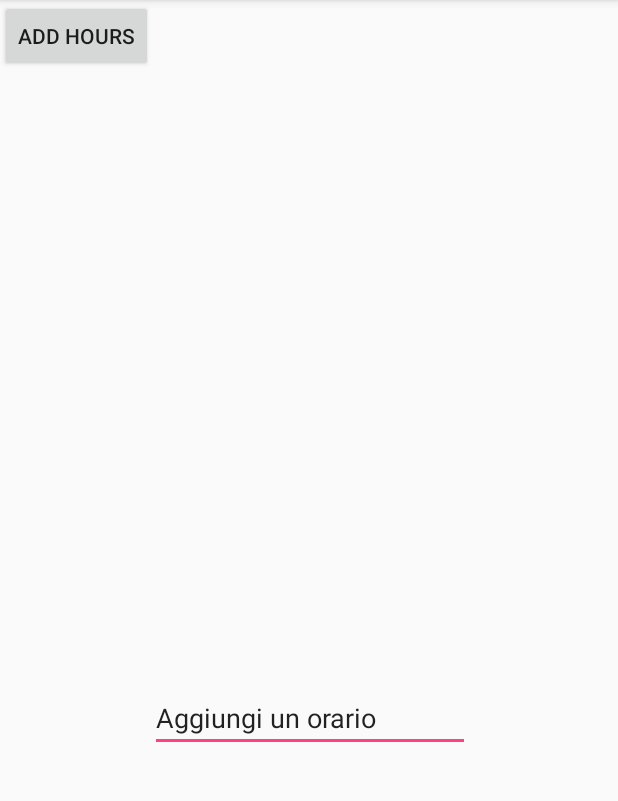
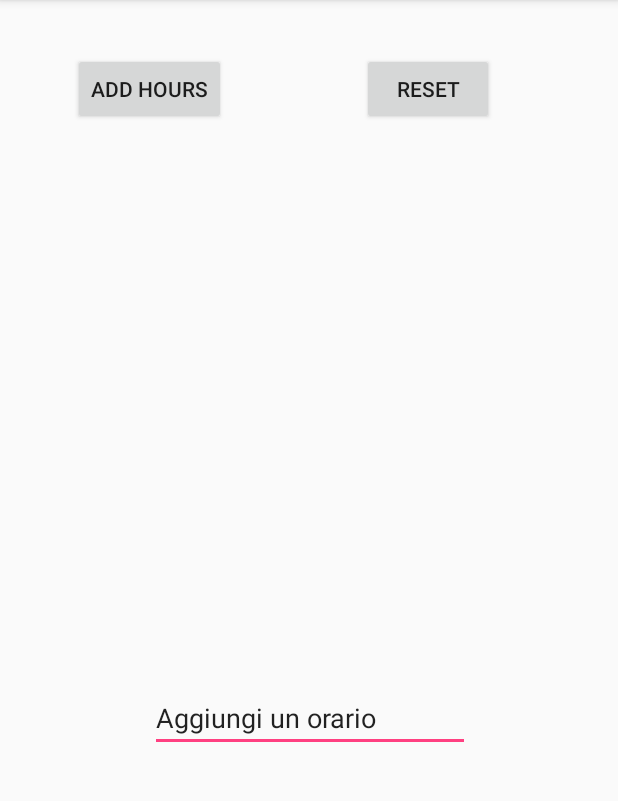
Before and after one commit to AlexPagnotta/hourCalculator, an Android app: the screen it shows after launch (MainActivity), on a phone screen of 412 x 824 dp, the part 84-885 px from its top. Run offline under Robolectric (Android 15) with nearby library versions, the phone set to English and light mode, and no system bars.

Commit message:
Add reset button and fix back bug

```diff
--- a/app/src/main/java/com/example/alex/hourcalculator/MainActivity.java
+++ b/app/src/main/java/com/example/alex/hourcalculator/MainActivity.java
@@ -8,13 +8,8 @@ import android.view.View;
 import android.widget.Button;
 import android.widget.EditText;
 import java.util.ArrayList;
-import java.util.Calendar;
-import java.util.Date;
 import java.util.List;
-import java.util.TimeZone;
-import java.sql.Time;
 
-import javax.xml.datatype.Duration;
 
 public class MainActivity extends AppCompatActivity {
 
@@ -33,6 +28,14 @@ public class MainActivity extends AppCompatActivity {
             public void onClick(View v) {
                 Intent myIntent = new Intent(MainActivity.this, AddHoursActivity.class);
                 MainActivity.this.startActivityForResult(myIntent, 0);
+            }
+        });
+
+        Button resetButton = (Button) findViewById(R.id.resetHoursBtn);
+        resetButton.setOnClickListener(new View.OnClickListener() {
+            public void onClick(View v) {
+                hoursList.clear();
+                hoursSumText.setText("Aggiungi un orario");
             }
         });
 
@@ -68,12 +71,21 @@ public class MainActivity extends AppCompatActivity {
     @Override
     public void onActivityResult(int requestCode,int resultCode, Intent data)
     {
-        int finalHour = data.getIntExtra("finalHour",0);
-        int finalMinutes = data.getIntExtra("finalMinutes", 0);
+        if (requestCode == 0 && data != null) {
+            if (resultCode == RESULT_OK) {
+                int finalHour = data.getIntExtra("finalHour",0);
+                int finalMinutes = data.getIntExtra("finalMinutes", 0);
 
-        hoursList.add(new Pair<>(finalHour, finalMinutes));
+                hoursList.add(new Pair<>(finalHour, finalMinutes));
 
-        UpdateHours();
+                UpdateHours();
+            }
+            if (resultCode == RESULT_CANCELED) {
+
+            }
+        }
+
+
     }
 
 
--- a/app/src/main/res/layout/activity_main.xml
+++ b/app/src/main/res/layout/activity_main.xml
@@ -10,7 +10,27 @@
         android:id="@+id/addHoursBtn"
         android:layout_height="wrap_content"
         android:layout_width="wrap_content"
-        android:text="Add Hours"  />
+        android:text="Add Hours"
+        app:layout_constraintTop_toTopOf="parent"
+        android:layout_marginTop="35dp"
+        android:layout_marginLeft="30dp"
+        app:layout_constraintLeft_toLeftOf="parent"
+        app:layout_constraintRight_toLeftOf="@+id/resetHoursBtn"
+        android:layout_marginRight="8dp"
+        app:layout_constraintHorizontal_bias="0.186" />
+
+    <Button
+        android:id="@+id/resetHoursBtn"
+        android:layout_width="wrap_content"
+        android:layout_height="wrap_content"
+        android:text="Reset"
+        android:layout_marginLeft="241dp"
+        app:layout_constraintLeft_toLeftOf="parent"
+        app:layout_constraintTop_toTopOf="parent"
+        android:layout_marginTop="35dp"
+        android:layout_marginRight="8dp"
+        app:layout_constraintRight_toRightOf="parent"
+        app:layout_constraintHorizontal_bias="0.0" />
 
     <EditText
         android:id="@+id/hoursSumText"
```
